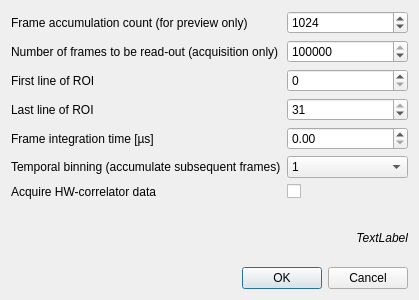
The window that plugins/cam_rh2v2/cam_rh2v2_cfgdlg.ui (jkriege2/QuickFit3) describes before a commit, drawn with Qt 5.
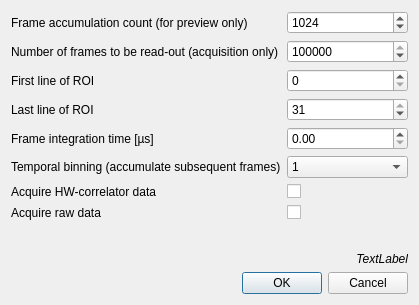
The same window after the commit.

Commit message: QuickFit3/imFCS: bugfixes, crash when no overview image is returned QuickFit3/cam_rh2v2: now support NOT writing raw data (it's sent to /dev/null)

What changed in the file:
```diff
--- a/plugins/cam_rh2v2/cam_rh2v2_cfgdlg.ui
+++ b/plugins/cam_rh2v2/cam_rh2v2_cfgdlg.ui
@@ -174,7 +174,7 @@
          </property>
         </widget>
        </item>
-       <item row="8" column="0" colspan="2">
+       <item row="9" column="0" colspan="2">
         <widget class="QLabel" name="labRuntime">
          <property name="font">
           <font>
@@ -189,7 +189,7 @@
          </property>
         </widget>
        </item>
-       <item row="7" column="1">
+       <item row="8" column="1">
         <spacer name="verticalSpacer">
          <property name="orientation">
           <enum>Qt::Vertical</enum>
@@ -205,6 +205,32 @@
          </property>
         </spacer>
        </item>
+       <item row="7" column="1">
+        <widget class="QCheckBox" name="cbRaw">
+         <property name="enabled">
+          <bool>true</bool>
+         </property>
+         <property name="text">
+          <string/>
+         </property>
+         <property name="checkable">
+          <bool>true</bool>
+         </property>
+         <property name="checked">
+          <bool>false</bool>
+         </property>
+        </widget>
+       </item>
+       <item row="7" column="0">
+        <widget class="QLabel" name="label_8">
+         <property name="text">
+          <string>Acquire raw data</string>
+         </property>
+         <property name="buddy">
+          <cstring>cbCorr</cstring>
+         </property>
+        </widget>
+       </item>
       </layout>
      </item>
     </layout>
```
The commit also changes 6 other files.
